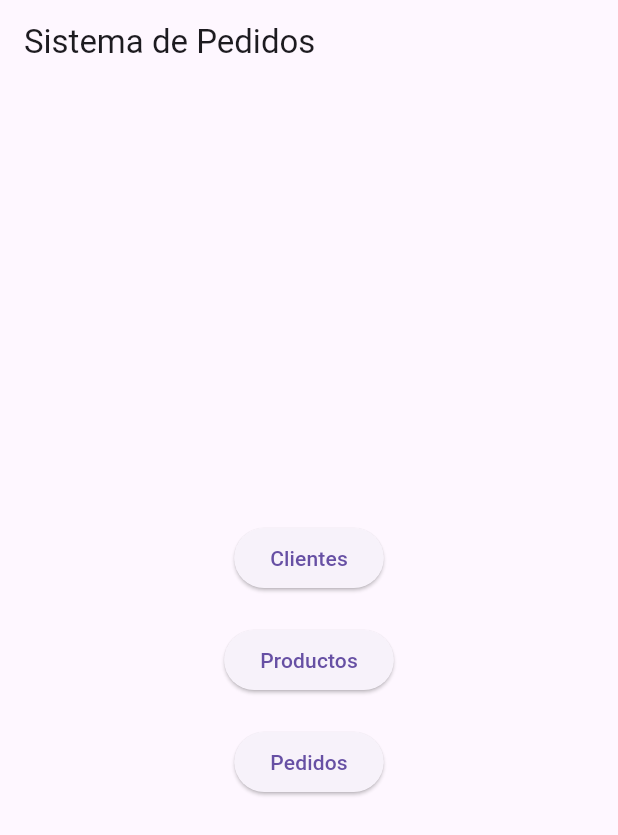
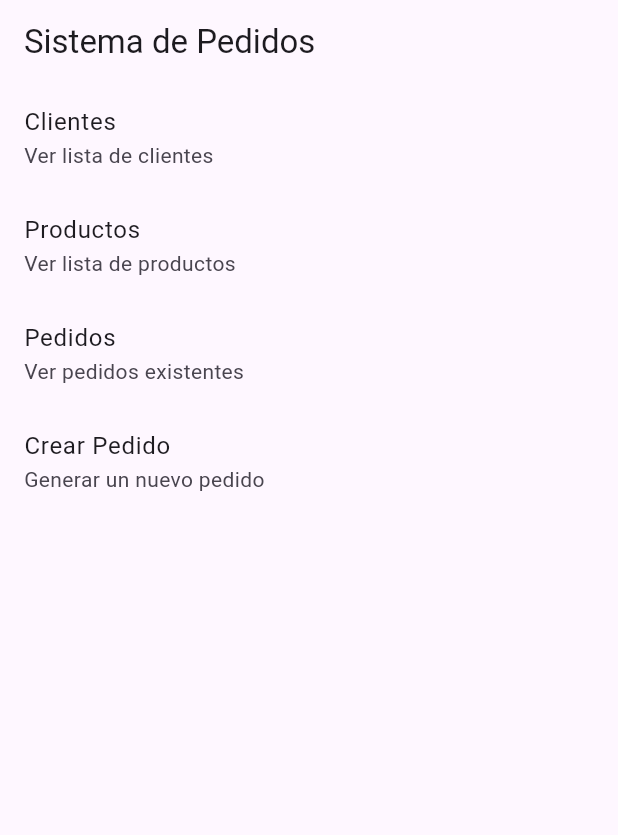
Before and after one commit to tomasmerlo1/pedidos_app, a Flutter app: the screen it shows after launch, on a phone screen of 412 x 824 dp. Shown: the top 835 px of the screen. Run offline on Flutter 3.47's test engine with Material 3 defaults, Android fonts, the phone set to English and light mode, and no system bars.

Commit message:
agregamos pantalla para crear pedido

```diff
--- a/lib/main.dart
+++ b/lib/main.dart
@@ -1,19 +1,74 @@
 import 'package:flutter/material.dart';
-import 'screens/home_screen.dart';
+import 'screens/clientes_screen.dart';
+import 'screens/productos_screen.dart';
+import 'screens/pedidos_screen.dart';
+import 'screens/crear_pedido_screen.dart';
 
 void main() {
-  runApp(const MyApp());
+  runApp(PedidosApp());
 }
 
-class MyApp extends StatelessWidget {
-  const MyApp({super.key});
-
+class PedidosApp extends StatelessWidget {
   @override
   Widget build(BuildContext context) {
     return MaterialApp(
+      title: 'Gestión de Pedidos',
       debugShowCheckedModeBanner: false,
-      title: "Pedidos App",
-      home: const HomeScreen(),
+      theme: ThemeData(primarySwatch: Colors.blue),
+      home: HomeScreen(),
     );
   }
 }
+
+class HomeScreen extends StatelessWidget {
+  @override
+  Widget build(BuildContext context) {
+    return Scaffold(
+      appBar: AppBar(title: Text("Sistema de Pedidos")),
+      body: ListView(
+        children: [
+          ListTile(
+            title: Text("Clientes"),
+            subtitle: Text("Ver lista de clientes"),
+            onTap: () {
+              Navigator.push(
+                context,
+                MaterialPageRoute(builder: (_) => ClientesScreen()),
+              );
+            },
+          ),
+          ListTile(
+            title: Text("Productos"),
+            subtitle: Text("Ver lista de productos"),
+            onTap: () {
+              Navigator.push(
+                context,
+                MaterialPageRoute(builder: (_) => ProductosScreen()),
+              );
+            },
+          ),
+          ListTile(
+            title: Text("Pedidos"),
+            subtitle: Text("Ver pedidos existentes"),
+            onTap: () {
+              Navigator.push(
+                context,
+                MaterialPageRoute(builder: (_) => PedidosScreen()),
+              );
+            },
+          ),
+          ListTile(
+            title: Text("Crear Pedido"),
+            subtitle: Text("Generar un nuevo pedido"),
+            onTap: () {
+              Navigator.push(
+                context,
+                MaterialPageRoute(builder: (_) => CrearPedidoScreen()),
+              );
+            },
+          ),
+        ],
+      ),
+    );
+  }
+}
```
Also changed, not shown: lib/screens/crear_pedido_screen.dart (added, +120 -0 lines).
